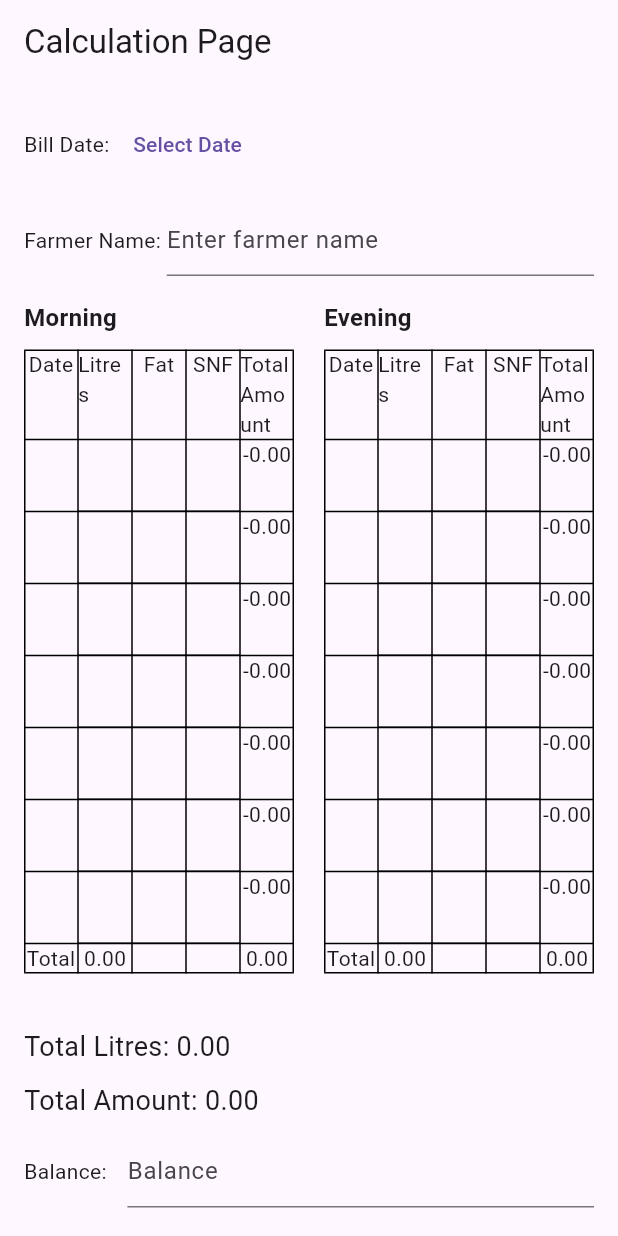
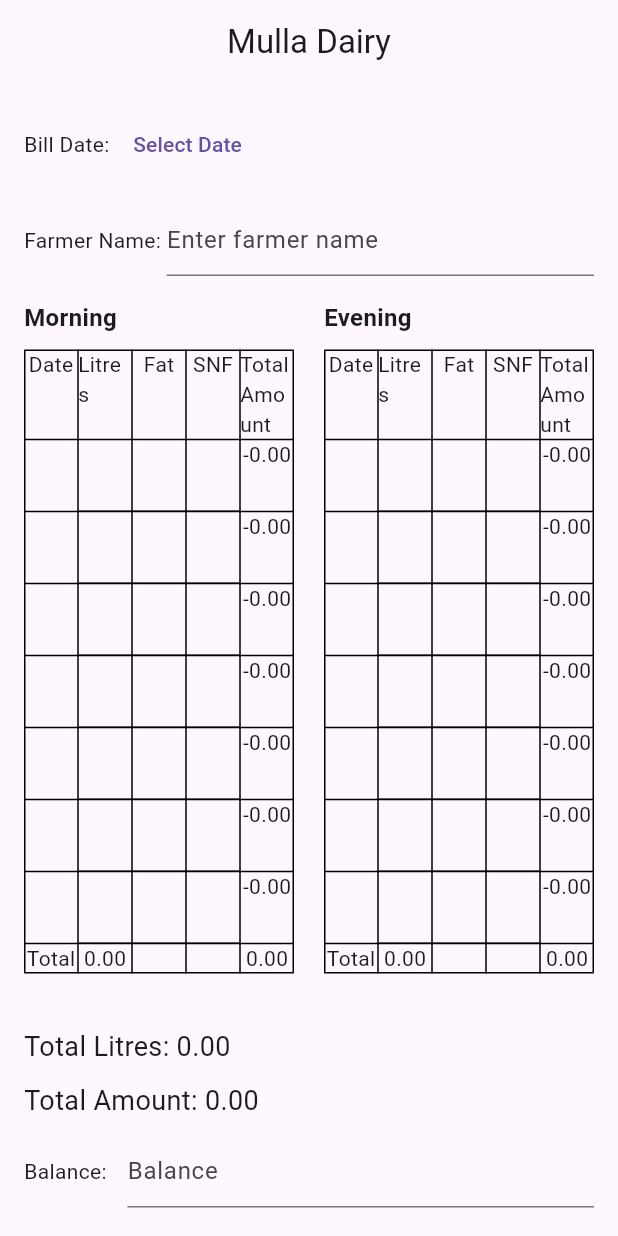
Before and after one commit to imtiyazakiwat/Mustafa-Dairy, a Flutter app: the screen it shows after launch, on a phone screen of 412 x 824 dp. Run offline on Flutter 3.47's test engine with Material 3 defaults, Android fonts, the light colour scheme and no system bars.

Commit message:
Replace title with Mulla Dairy

```diff
--- a/lib/main.dart
+++ b/lib/main.dart
@@ -40,7 +40,7 @@ class _CalculationPageState extends State<CalculationPage> {
 
     return Scaffold(
       appBar: AppBar(
-        title: Text('Calculation Page'),
+     title: Center(child: Text('Mulla Dairy')),
       ),
       body: Column(
         crossAxisAlignment: CrossAxisAlignment.start,
```
